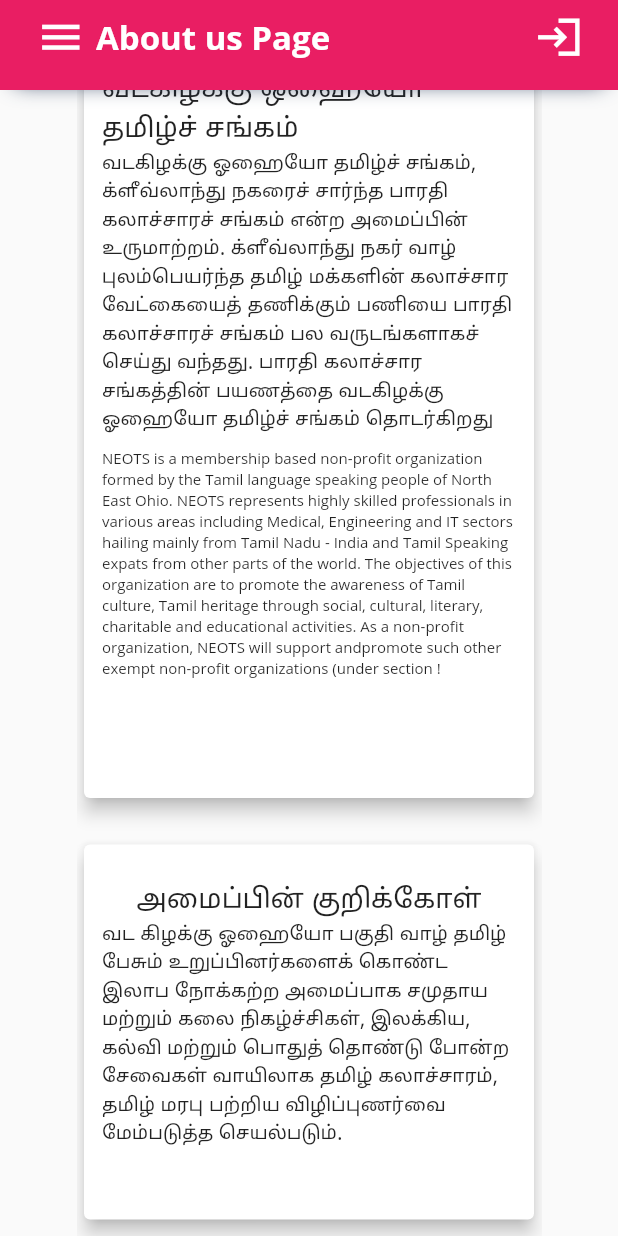
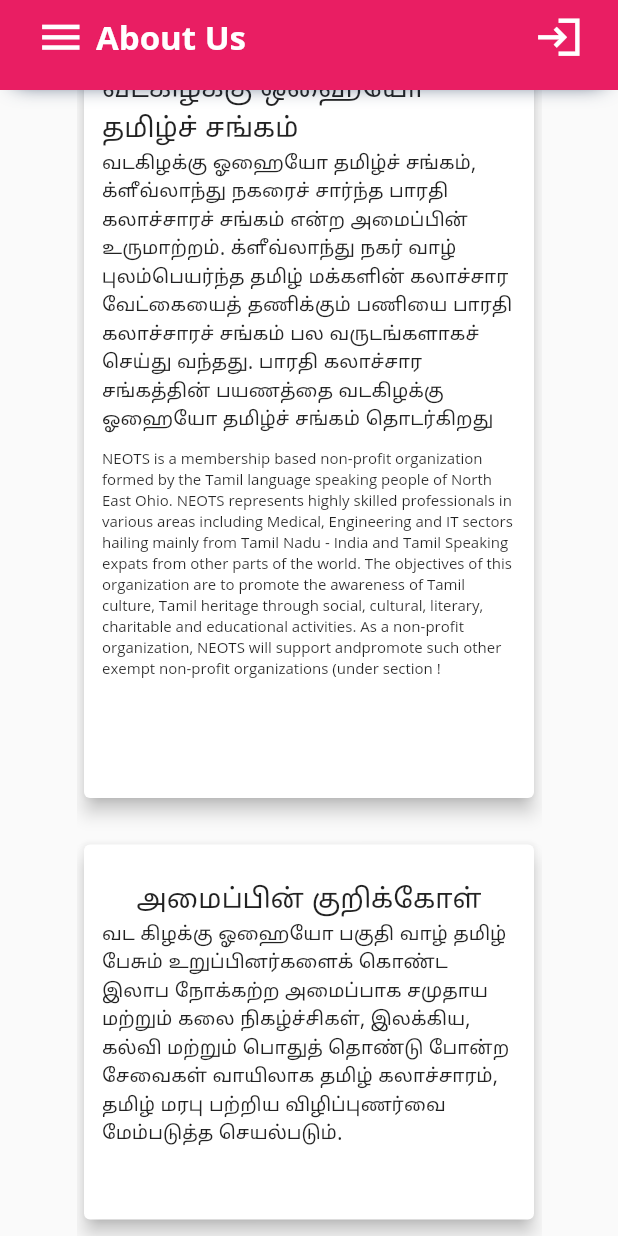
Before and after one commit to sriramcraz/tamilsangam, a Flutter app: the Aboutus screen opened by its route, scrolled down 430 dp, on a phone screen of 412 x 824 dp. Run offline on Flutter 3.47's test engine with Material 2 defaults, Android fonts, the phone set to English and light mode, and no system bars; our stand-ins replace carousel_slider, cloud_firestore, firebase_core, flutter_screenutil, font_awesome_flutter, mvc_pattern and 1 more; accounts and stored records are empty.

```diff
--- a/lib/screens/aboutus.dart
+++ b/lib/screens/aboutus.dart
@@ -12,7 +12,7 @@ class Aboutus extends StatelessWidget {
   Widget build(BuildContext context) {
     return Scaffold(
       appBar: Navbar(
-        title: "About us Page",
+        title: "About Us",
         // searchBar: true,
         // categoryOne: "Beauty",
         // categoryTwo: "Fashion",
--- a/lib/screens/events.dart
+++ b/lib/screens/events.dart
@@ -12,7 +12,7 @@ class Events extends StatelessWidget {
   Widget build(BuildContext context) {
     return Scaffold(
       appBar: Navbar(
-        title: "Events us Page",
+        title: "Events",
         // searchBar: true,
         // categoryOne: "Beauty",
         // categoryTwo: "Fashion",
```
